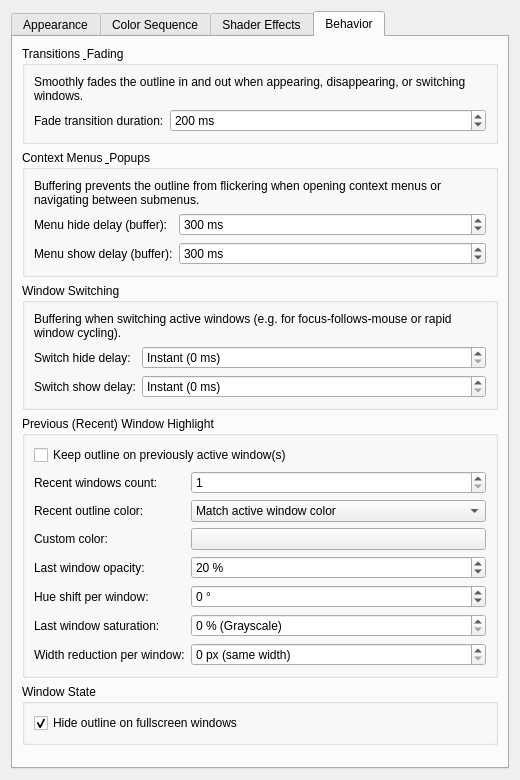
gmalinowski/LeapK, file activewindowoutline_config.ui: the form before one commit.
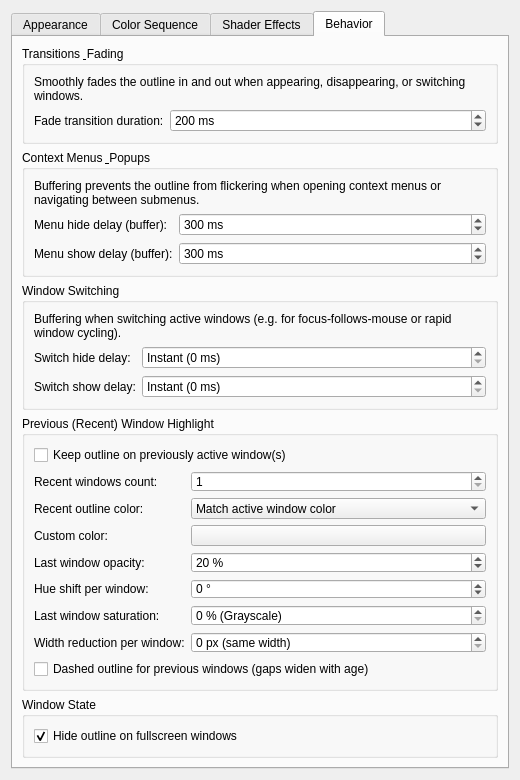
The form after the commit. The open tabs and pages were chosen to show the change. Custom widgets are drawn as their Qt base class.

Commit message: feat(recent): add dashed outline option with age-widening gaps (v1.4.26)

Patch:
```diff
--- a/activewindowoutline_config.ui
+++ b/activewindowoutline_config.ui
@@ -1612,6 +1612,16 @@
             </property>
            </widget>
           </item>
+          <item row="8" column="0" colspan="2">
+           <widget class="QCheckBox" name="kcfg_RecentWindowDashed">
+            <property name="text">
+             <string>Dashed outline for previous windows (gaps widen with age)</string>
+            </property>
+            <property name="toolTip">
+             <string>Renders recent window outlines with a dashed line pattern instead of a solid line. Older windows in the history have progressively wider gaps between dashes.</string>
+            </property>
+           </widget>
+          </item>
          </layout>
         </widget>
        </item>
```
The commit also changes 13 other files.
